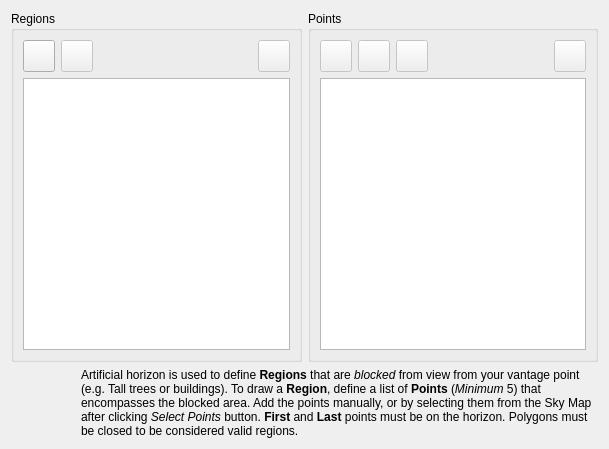
KDE/kstars, file kstars/tools/horizonmanager.ui: the form before one commit.
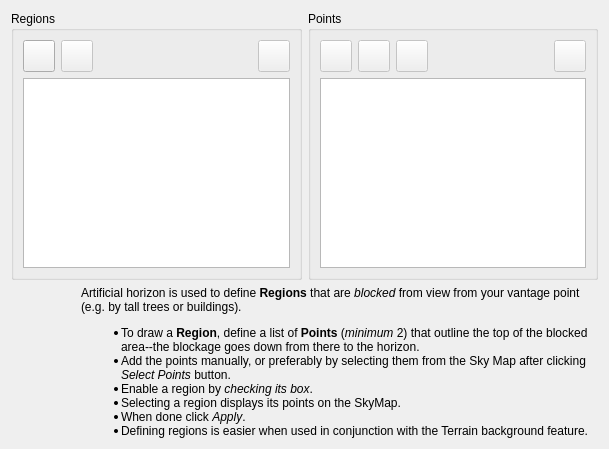
The form after the commit.

Commit message: Redo of artificial horizon.

What changed in the file:
```diff
--- a/kstars/tools/horizonmanager.ui
+++ b/kstars/tools/horizonmanager.ui
@@ -303,7 +303,7 @@
      <item>
       <widget class="QLabel" name="label">
        <property name="text">
-        <string>&lt;html&gt;&lt;head/&gt;&lt;body&gt;&lt;p&gt;Artificial horizon is used to define &lt;span style=&quot; font-weight:600;&quot;&gt;Regions&lt;/span&gt; that are &lt;span style=&quot; font-style:italic;&quot;&gt;blocked&lt;/span&gt; from view from your vantage point (e.g. Tall trees or buildings). To draw a &lt;span style=&quot; font-weight:600;&quot;&gt;Region&lt;/span&gt;, define a list of &lt;span style=&quot; font-weight:600;&quot;&gt;Points&lt;/span&gt; (&lt;span style=&quot; font-style:italic;&quot;&gt;Minimum&lt;/span&gt; 5) that encompasses the blocked area. Add the points manually, or by selecting them from the Sky Map after clicking &lt;span style=&quot; font-style:italic;&quot;&gt;Select Points&lt;/span&gt; button. &lt;span style=&quot; font-weight:600;&quot;&gt;First&lt;/span&gt; and &lt;span style=&quot; font-weight:600;&quot;&gt;Last&lt;/span&gt; points must be on the horizon. Polygons must be closed to be considered valid regions.&lt;/p&gt;&lt;/body&gt;&lt;/html&gt;</string>
+        <string>&lt;html&gt;&lt;head/&gt;&lt;body&gt;Artificial horizon is used to define &lt;span style=&quot; font-weight:600;&quot;&gt;Regions&lt;/span&gt; that are &lt;span style=&quot; font-style:italic;&quot;&gt;blocked&lt;/span&gt; from view from your vantage point (e.g. by tall trees or buildings). &lt;ul&gt;&lt;li&gt; To draw a &lt;span style=&quot; font-weight:600;&quot;&gt;Region&lt;/span&gt;, define a list of &lt;span style=&quot; font-weight:600;&quot;&gt;Points&lt;/span&gt; (&lt;span style=&quot; font-style:italic;&quot;&gt;minimum&lt;/span&gt; 2) that outline the top of the blocked area--the blockage goes down from there to the horizon. &lt;/li&gt;&lt;li&gt; Add the points manually, or preferably by selecting them from the Sky Map after clicking &lt;span style=&quot; font-style:italic;&quot;&gt;Select Points&lt;/span&gt; button. &lt;/li&gt;&lt;li&gt;Enable a region by &lt;span style=&quot; font-style:italic;&quot;&gt;checking its box&lt;/span&gt;. &lt;/li&gt;&lt;li&gt;Selecting a region displays its points on the SkyMap. &lt;/li&gt;&lt;li&gt;When done click &lt;span style=&quot; font-style:italic;&quot;&gt;Apply&lt;/span&gt;.&lt;/li&gt;&lt;li&gt;Defining regions is easier when used in conjunction with the Terrain background feature.&lt;/li&gt;&lt;/ul&gt;&lt;/body&gt;&lt;/html&gt;</string>
        </property>
        <property name="wordWrap">
         <bool>true</bool>
```
Left out of the diff: 2 changed lines with no effect on the pictures. The commit also changes 10 other files.
